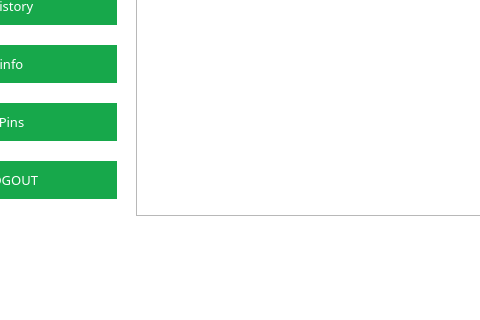
The window that ui/admin.ui (HamzaMPSY/qt_app_mts) describes before a commit, drawn with Qt 5; both pictures show x 104 to 584 and y 255 to 575 of the 900 by 575 pixel window.
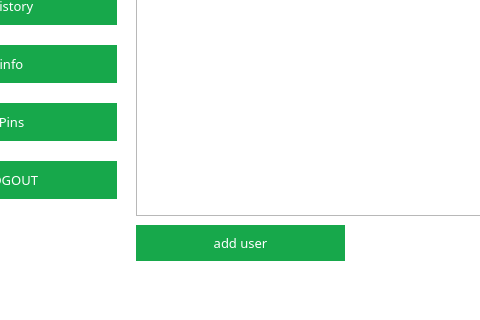
The same window after the commit. Icons and pictures are not drawn.

Diff of the .ui file:
```diff
--- a/ui/admin.ui
+++ b/ui/admin.ui
@@ -144,6 +144,19 @@
     </property>
     <widget class="QTableView" name="tableView"/>
    </widget>
+   <widget class="QPushButton" name="btnadduser">
+    <property name="geometry">
+     <rect>
+      <x>240</x>
+      <y>480</y>
+      <width>209</width>
+      <height>36</height>
+     </rect>
+    </property>
+    <property name="text">
+     <string>add user</string>
+    </property>
+   </widget>
   </widget>
   <widget class="QMenuBar" name="menubar">
    <property name="geometry">
```
